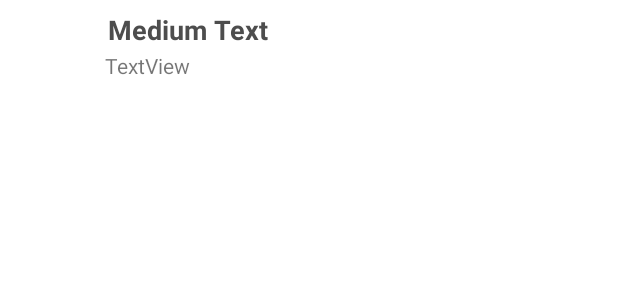
After one commit to kylewuu/RateMyToilet, an Android app: the layout review_list.xml on its own in the app's theme, with its tools: preview values and no code run, on a phone screen of 412 x 824 dp. The commit adds this screen. Shown: the top 300 px of the screen. Run offline under Robolectric (Android 15) with nearby library versions, the phone set to English and light mode, and no system bars.

Commit message:
Added reivew list

```diff
--- a/app/build.gradle
+++ b/app/build.gradle
@@ -46,4 +46,6 @@ dependencies {
     testImplementation 'junit:junit:4.13.2'
     androidTestImplementation 'androidx.test.ext:junit:1.1.3'
     androidTestImplementation 'androidx.test.espresso:espresso-core:3.4.0'
+    implementation 'com.google.android.gms:play-services-auth:16.0.1'
+
 }
--- a/app/src/main/res/layout/activity_main.xml
+++ b/app/src/main/res/layout/activity_main.xml
@@ -37,6 +37,7 @@
         android:backgroundTint="#FAF8F8"
         android:drawableLeft="@drawable/ic_more_list"
 
+
         android:text="List"
         android:textColor="#9754CB"
         android:textSize="16sp"
--- /dev/null
+++ b/app/src/main/res/layout/review_list.xml
@@ -0,0 +1,68 @@
+<?xml version="1.0" encoding="utf-8"?>
+<LinearLayout xmlns:android="http://schemas.android.com/apk/res/android"
+    android:layout_width="match_parent"
+    android:layout_height="match_parent"
+    android:orientation="horizontal" >
+
+    <FrameLayout
+        android:layout_width = "wrap_content"
+        android:layout_height = "wrap_content"
+        android:layout_alignParentRight="true"
+        android:layout_centerInParent="true">
+
+        <ImageView
+            android:id="@+id/icon"
+            android:layout_width="60dp"
+            android:layout_height="60dp"
+            android:padding="5dp"/>
+
+        <TextView
+            android:id="@+id/tv_rating"
+            android:layout_width="wrap_content"
+            android:layout_height="wrap_content"
+            android:layout_gravity="center"
+            android:lines="1"
+            android:textColor="@color/white"
+            />
+
+
+    </FrameLayout>
+
+
+    <LinearLayout android:layout_width="match_parent"
+        android:layout_height="wrap_content"
+        android:orientation="vertical">
+
+        <LinearLayout
+            android:layout_width="match_parent"
+            android:layout_height="wrap_content"
+            android:orientation="horizontal">
+            <TextView
+                android:id="@+id/title"
+                android:layout_width="wrap_content"
+                android:layout_height="wrap_content"
+                android:text="Medium Text"
+                android:textStyle="bold"
+                android:textAppearance="?android:attr/textAppearanceMedium"
+                android:layout_marginLeft="10dp"
+                android:layout_marginTop="5dp"
+                android:padding="2dp"
+                android:textColor="#4d4d4d" />
+
+            <TextView
+                android:id="@+id/tv_distance"
+                android:layout_width="wrap_content"
+                android:layout_height="wrap_content"
+                android:layout_marginStart="10dp"
+                android:layout_marginTop="5dp" />
+
+        </LinearLayout>
+
+        <TextView
+            android:id="@+id/subtitle"
+            android:layout_width="wrap_content"
+            android:layout_height="wrap_content"
+            android:text="TextView"
+            android:layout_marginLeft="10dp"/>
+    </LinearLayout>
+</LinearLayout>
--- a/app/src/main/res/values/themes.xml
+++ b/app/src/main/res/values/themes.xml
@@ -2,7 +2,7 @@
     <!-- Base application theme. -->
     <style name="Theme.RateMyToilet" parent="Theme.MaterialComponents.Light.DarkActionBar">
         <!-- Primary brand color. -->
-        <item name="colorPrimary">@color/purple_500</item>
+        <item name="colorPrimary">@color/white</item>
         <item name="colorPrimaryVariant">@color/purple_700</item>
         <item name="colorOnPrimary">@color/white</item>
         <!-- Secondary brand color. -->
@@ -12,5 +12,6 @@
         <!-- Status bar color. -->
         <item name="android:statusBarColor" tools:targetApi="l">?attr/colorPrimaryVariant</item>
         <!-- Customize your theme here. -->
+
     </style>
 </resources>
```
Also changed, not shown: app/src/main/AndroidManifest.xml (+8 -1 lines), app/src/main/java/com/example/ratemytoilet/ListActivity.kt (added, +75 -0 lines), app/src/main/java/com/example/ratemytoilet/MainActivity.kt (+9 -1 lines), app/src/main/java/com/example/ratemytoilet/ReviewListAdapter.kt (added, +36 -0 lines), app/src/main/res/layout/activity_list.xml (added, +14 -0 lines), app/src/main/res/menu/main1.xml (added, +9 -0 lines), app/src/debug/res/drawable-xhdpi/ellipse3.png (added).
